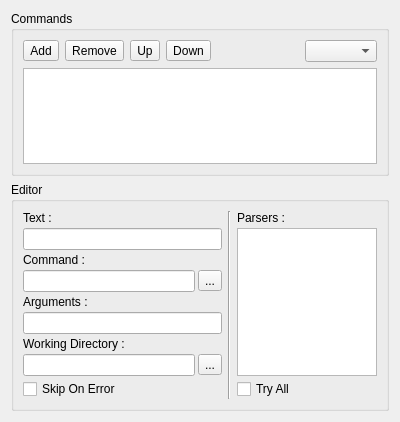
Qt form v2/branches/dev/monkey/src/xupmanager/gui/CommandsEditor.ui (testmana2/mks) before a commit.
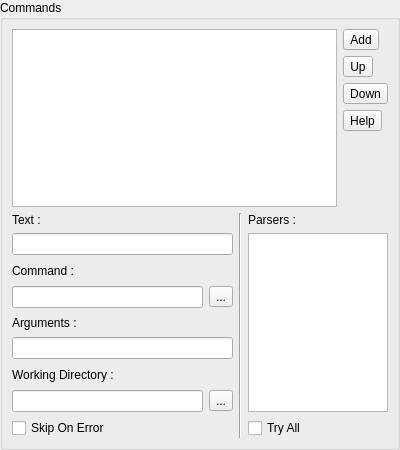
The same form after that commit. Icons and pictures are not drawn. Custom widgets are drawn as their Qt base class.

Patch:
```diff
--- a/v2/branches/dev/monkey/src/xupmanager/gui/CommandsEditor.ui
+++ b/v2/branches/dev/monkey/src/xupmanager/gui/CommandsEditor.ui
@@ -7,10 +7,13 @@
     <x>0</x>
     <y>0</y>
     <width>400</width>
-    <height>422</height>
+    <height>450</height>
    </rect>
   </property>
   <layout class="QVBoxLayout" name="verticalLayout">
+   <property name="margin">
+    <number>0</number>
+   </property>
    <item>
     <widget class="QGroupBox" name="gbCommands">
      <property name="sizePolicy">
@@ -22,8 +25,8 @@
      <property name="title">
       <string>Commands</string>
      </property>
-     <layout class="QGridLayout" name="gridLayout_3">
-      <item row="0" column="0">
+     <layout class="QGridLayout" name="gridLayout">
+      <item row="0" column="1">
        <widget class="QToolButton" name="tbCommandAdd">
         <property name="text">
          <string>Add</string>
@@ -34,18 +37,7 @@
         </property>
        </widget>
       </item>
-      <item row="0" column="1">
-       <widget class="QToolButton" name="tbCommandRemove">
-        <property name="text">
-         <string>Remove</string>
-        </property>
-        <property name="icon">
-         <iconset>
-          <normaloff>:/tools/icons/tools/remove.png</normaloff>:/tools/icons/tools/remove.png</iconset>
-        </property>
-       </widget>
-      </item>
-      <item row="0" column="2">
+      <item row="1" column="1">
        <widget class="QToolButton" name="tbCommandUp">
         <property name="text">
          <string>Up</string>
@@ -56,7 +48,7 @@
         </property>
        </widget>
       </item>
-      <item row="0" column="3">
+      <item row="2" column="1">
        <widget class="QToolButton" name="tbCommandDown">
         <property name="text">
          <string>Down</string>
@@ -67,48 +59,33 @@
         </property>
        </widget>
       </item>
-      <item row="0" column="4">
+      <item row="4" column="1">
        <spacer name="horizontalSpacer_2">
         <property name="orientation">
-         <enum>Qt::Horizontal</enum>
+         <enum>Qt::Vertical</enum>
         </property>
         <property name="sizeHint" stdset="0">
          <size>
-          <width>22</width>
-          <height>22</height>
+          <width>16</width>
+          <height>16</height>
          </size>
         </property>
        </spacer>
       </item>
-      <item row="1" column="0" colspan="6">
-       <widget class="QListWidget" name="lwCommands"/>
-      </item>
-      <item row="0" column="5">
-       <widget class="QComboBox" name="cbCommandTypes">
-        <property name="sizeAdjustPolicy">
-         <enum>QComboBox::AdjustToContents</enum>
-        </property>
-       </widget>
-      </item>
-     </layout>
-    </widget>
-   </item>
-   <item>
-    <widget class="QGroupBox" name="gbEditor">
+      <item row="5" column="0" colspan="2">
+       <widget class="QFrame" name="fEditor">
      <property name="sizePolicy">
       <sizepolicy hsizetype="Preferred" vsizetype="Maximum">
        <horstretch>0</horstretch>
        <verstretch>0</verstretch>
       </sizepolicy>
      </property>
-     <property name="title">
-      <string>Editor</string>
-     </property>
-     <layout class="QHBoxLayout" name="_8">
-      <item>
-       <layout class="QGridLayout" name="_9">
-        <property name="spacing">
-         <number>3</number>
+        <layout class="QGridLayout" name="gridLayout_3">
+         <property name="sizeConstraint">
+          <enum>QLayout::SetMinimumSize</enum>
+         </property>
+         <property name="margin">
+          <number>0</number>
         </property>
         <item row="0" column="0" colspan="2">
          <widget class="QLabel" name="lCommandText">
@@ -123,9 +100,45 @@
           </property>
          </widget>
         </item>
+         <item row="0" column="2" rowspan="9">
+          <widget class="Line" name="lCommand">
+           <property name="orientation">
+            <enum>Qt::Vertical</enum>
+           </property>
+          </widget>
+         </item>
+         <item row="0" column="3">
+          <widget class="QLabel" name="lCommandParsers">
+           <property name="text">
+            <string>Parsers :</string>
+           </property>
+          </widget>
+         </item>
         <item row="1" column="0" colspan="2">
          <widget class="QLineEdit" name="leCommandText"/>
         </item>
+         <item row="1" column="3" rowspan="7">
+          <widget class="QListWidget" name="lwCommandParsers">
+           <property name="sizePolicy">
+            <sizepolicy hsizetype="Maximum" vsizetype="Expanding">
+             <horstretch>0</horstretch>
+             <verstretch>0</verstretch>
+            </sizepolicy>
+           </property>
+           <property name="maximumSize">
+            <size>
+             <width>140</width>
+             <height>16777215</height>
+            </size>
+           </property>
+           <property name="editTriggers">
+            <set>QAbstractItemView::NoEditTriggers</set>
+           </property>
+           <property name="uniformItemSizes">
+            <bool>true</bool>
+           </property>
+          </widget>
+         </item>
         <item row="2" column="0" colspan="2">
          <widget class="QLabel" name="lCommandCommand">
           <property name="sizePolicy">
@@ -209,47 +222,7 @@
           </property>
          </widget>
         </item>
-       </layout>
-      </item>
-      <item>
-       <widget class="Line" name="lCommand">
-        <property name="orientation">
-         <enum>Qt::Vertical</enum>
-        </property>
-       </widget>
-      </item>
-      <item>
-       <layout class="QVBoxLayout" name="_10">
-        <property name="spacing">
-         <number>3</number>
-        </property>
-        <property name="sizeConstraint">
-         <enum>QLayout::SetMinimumSize</enum>
-        </property>
-        <item>
-         <widget class="QLabel" name="lCommandParsers">
-          <property name="text">
-           <string>Parsers :</string>
-          </property>
-         </widget>
-        </item>
-        <item>
-         <widget class="QListWidget" name="lwCommandParsers">
-          <property name="sizePolicy">
-           <sizepolicy hsizetype="Maximum" vsizetype="Expanding">
-            <horstretch>0</horstretch>
-            <verstretch>0</verstretch>
-           </sizepolicy>
-          </property>
-          <property name="maximumSize">
-           <size>
-            <width>140</width>
-            <height>16777215</height>
-           </size>
-          </property>
-         </widget>
-        </item>
-        <item>
+         <item row="8" column="3">
          <widget class="QCheckBox" name="cbCommandTryAll">
           <property name="sizePolicy">
            <sizepolicy hsizetype="Minimum" vsizetype="Fixed">
@@ -263,12 +236,45 @@
          </widget>
         </item>
        </layout>
+       </widget>
       </item>
+      <item row="0" column="0" rowspan="5">
+       <widget class="QTreeView" name="tvCommands">
+        <property name="editTriggers">
+         <set>QAbstractItemView::NoEditTriggers</set>
+        </property>
+        <property name="uniformRowHeights">
+         <bool>true</bool>
+        </property>
+        <property name="headerHidden">
+         <bool>true</bool>
+        </property>
+       </widget>
+      </item>
+      <item row="3" column="1">
+       <widget class="QToolButton" name="tbHelp">
+        <property name="text">
+         <string>Help</string>
+        </property>
+        <property name="icon">
+         <iconset resource="../../resources/resources.qrc">
+          <normaloff>:/tools/icons/tools/help.png</normaloff>:/tools/icons/tools/help.png</iconset>
+        </property>
+       </widget>
+      </item>
      </layout>
     </widget>
    </item>
   </layout>
  </widget>
+ <customwidgets>
+  <customwidget>
+   <class>XUPPageEditor</class>
+   <extends>QFrame</extends>
+   <header>xupmanager/gui/XUPPageEditor.h</header>
+   <container>1</container>
+  </customwidget>
+ </customwidgets>
  <resources>
   <include location="../../resources/resources.qrc"/>
  </resources>
```
Left out of the diff: 38 changed lines with no effect on the pictures. Lines whose indentation alone changed are shown as unchanged.
